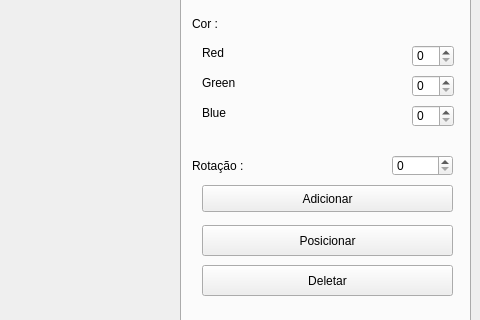
This is mainwindow.ui in djunior/trabalho_cg as Qt 5 draws it before an edit; both pictures show x 720 to 1200 and y 380 to 700 of the 1200 by 873 pixel window. The edited form follows.
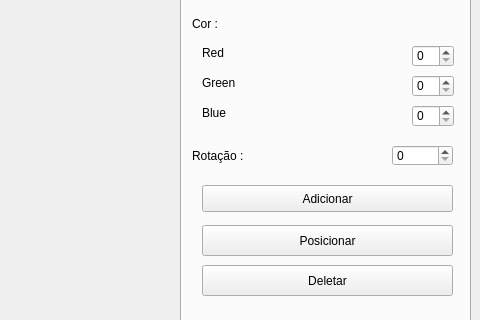
This is the edited form. Custom widgets are drawn as their Qt base class.

Diff of the .ui file:
```diff
--- a/mainwindow.ui
+++ b/mainwindow.ui
@@ -701,7 +701,7 @@
       <property name="geometry">
        <rect>
         <x>10</x>
-        <y>480</y>
+        <y>470</y>
         <width>211</width>
         <height>21</height>
        </rect>
@@ -714,7 +714,7 @@
       <property name="geometry">
        <rect>
         <x>210</x>
-        <y>480</y>
+        <y>470</y>
         <width>61</width>
         <height>21</height>
        </rect>
```
Left out of the diff: 5 changed lines with no effect on the pictures.
